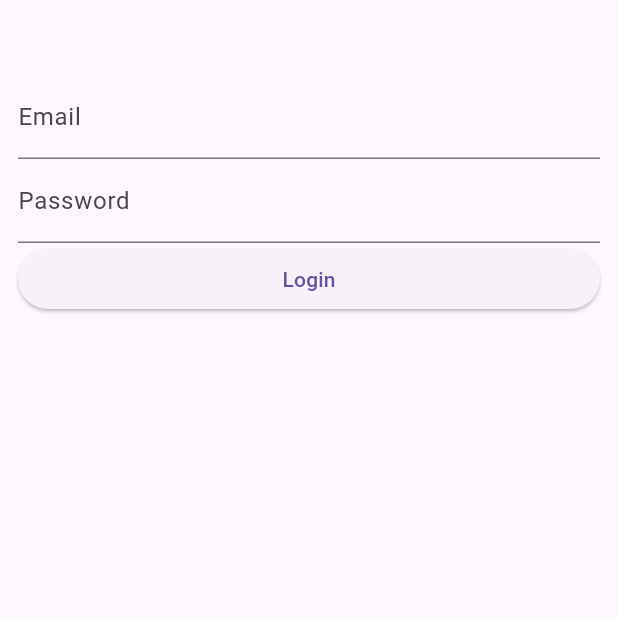
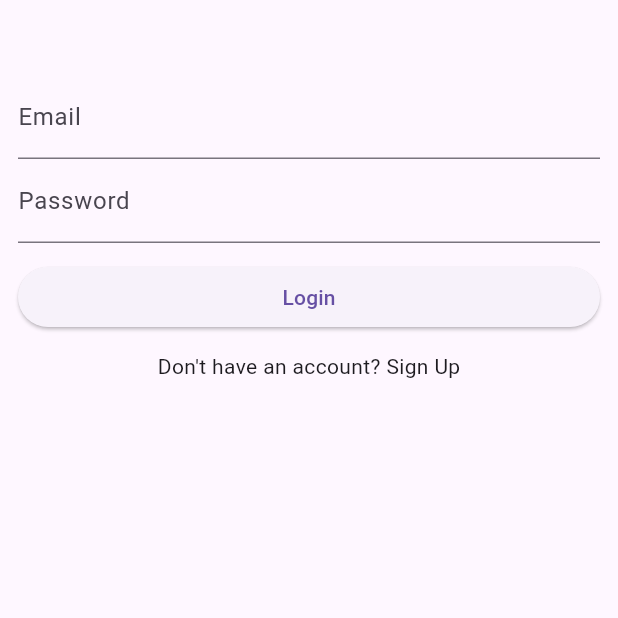
Before and after one commit to ms-renadev/flutter_application_agila, a Flutter app: the screen it shows after launch, on a phone screen of 412 x 824 dp, the top half of it. Run offline on Flutter 3.47's test engine with Material 3 defaults, Android fonts, the phone set to English and light mode, and no system bars; our stand-ins replace supabase_flutter; accounts and stored records are empty.

Commit message:
setting up the Ui of sign up in login page so that it will direct to register page

```diff
--- a/lib/pages/login_page.dart
+++ b/lib/pages/login_page.dart
@@ -40,7 +40,7 @@ class _LoginPageState extends State<LoginPage> {
   Widget build(BuildContext context) {
     return Scaffold(
       body: ListView(
-        padding: EdgeInsets.symmetric(horizontal: 12, vertical: 50),
+        padding: const EdgeInsets.symmetric(horizontal: 12, vertical: 50),
         children: [
           //email
           TextField(
@@ -54,12 +54,23 @@ class _LoginPageState extends State<LoginPage> {
               decoration: const InputDecoration(labelText: "Password"),
           ),
 
-
+          const SizedBox(height: 12),
           //button
           ElevatedButton(
             onPressed: login,
             child: const Text("Login")
-          )
+          ),
+
+          const SizedBox(height: 12),
+          //go to regeister to sign up
+          GestureDetector(
+            onTap: () => Navigator.push(
+              context,
+              MaterialPageRoute(
+                builder: (context) => const RegisterPage(),
+            )),
+            child: Center(child: Text("Don't have an account? Sign Up"))),
+
         ],
       ),//list view
     );
```
